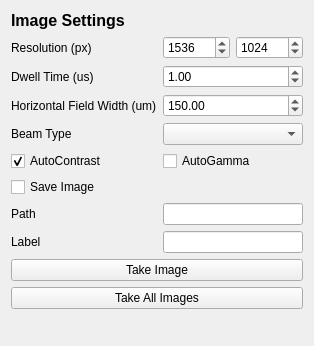
The window that fibsem/ui/qtdesigner_files/ImageSettingsWidget.ui (DeMarcoLab/fibsem) describes before a commit, drawn with Qt 5.
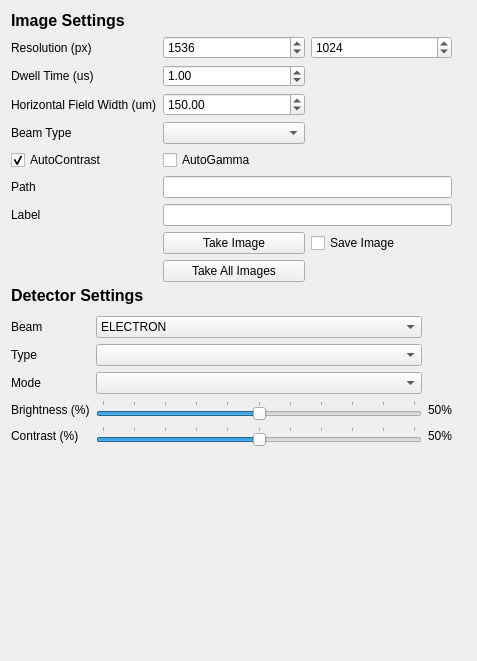
The same window after the commit.

```diff
--- a/fibsem/ui/qtdesigner_files/ImageSettingsWidget.ui
+++ b/fibsem/ui/qtdesigner_files/ImageSettingsWidget.ui
@@ -6,39 +6,27 @@
    <rect>
     <x>0</x>
     <y>0</y>
-    <width>311</width>
-    <height>346</height>
+    <width>477</width>
+    <height>661</height>
    </rect>
   </property>
   <property name="windowTitle">
    <string>Form</string>
   </property>
   <layout class="QGridLayout" name="gridLayout">
-   <item row="5" column="1" colspan="2">
-    <widget class="QCheckBox" name="checkBox_image_use_autogamma">
-     <property name="text">
-      <string>AutoGamma</string>
-     </property>
-    </widget>
-   </item>
-   <item row="3" column="0">
-    <widget class="QLabel" name="label_image_hfw">
-     <property name="text">
-      <string>Horizontal Field Width (um)</string>
-     </property>
-    </widget>
-   </item>
-   <item row="4" column="1" colspan="2">
-    <widget class="QComboBox" name="comboBox_image_beam_type"/>
-   </item>
-   <item row="1" column="0">
-    <widget class="QLabel" name="label_image_resolution">
-     <property name="text">
-      <string>Resolution (px)</string>
-     </property>
-    </widget>
-   </item>
-   <item row="7" column="1" colspan="2">
+   <item row="10" column="1">
+    <widget class="QFrame" name="frame">
+     <widget class="QWidget" name="gridLayoutWidget">
+      <property name="geometry">
+       <rect>
+        <x>0</x>
+        <y>0</y>
+        <width>441</width>
+        <height>271</height>
+       </rect>
+      </property>
+      <layout class="QGridLayout" name="gridLayout_2">
+       <item row="6" column="1" colspan="2">
     <widget class="QLineEdit" name="lineEdit_image_path"/>
    </item>
    <item row="4" column="0">
@@ -48,7 +36,10 @@
      </property>
     </widget>
    </item>
-   <item row="2" column="1" colspan="2">
+       <item row="7" column="1" colspan="2">
+        <widget class="QLineEdit" name="lineEdit_image_label"/>
+       </item>
+       <item row="2" column="1">
     <widget class="QDoubleSpinBox" name="doubleSpinBox_image_dwell_time">
      <property name="maximum">
       <double>10000000000000.000000000000000</double>
@@ -61,67 +52,66 @@
      </property>
     </widget>
    </item>
-   <item row="11" column="0" colspan="3">
-    <spacer name="verticalSpacer">
-     <property name="orientation">
-      <enum>Qt::Vertical</enum>
-     </property>
-     <property name="sizeHint" stdset="0">
-      <size>
-       <width>20</width>
-       <height>40</height>
-      </size>
-     </property>
-    </spacer>
-   </item>
-   <item row="3" column="1" colspan="2">
-    <widget class="QDoubleSpinBox" name="doubleSpinBox_image_hfw">
+       <item row="1" column="1">
+        <widget class="QSpinBox" name="spinBox_resolution_x">
+         <property name="minimum">
+          <number>1</number>
+         </property>
      <property name="maximum">
-      <double>2700.000000000000000</double>
-     </property>
-     <property name="singleStep">
-      <double>0.100000000000000</double>
+          <number>999999999</number>
      </property>
      <property name="value">
-      <double>150.000000000000000</double>
+          <number>1536</number>
      </property>
     </widget>
    </item>
-   <item row="2" column="0">
-    <widget class="QLabel" name="label_image_dwell_time">
+       <item row="9" column="1">
+        <widget class="QPushButton" name="pushButton_take_all_images">
      <property name="text">
-      <string>Dwell Time (us)</string>
+          <string>Take All Images</string>
      </property>
     </widget>
    </item>
    <item row="6" column="0">
-    <widget class="QCheckBox" name="checkBox_image_save_image">
-     <property name="text">
-      <string>Save Image</string>
-     </property>
-    </widget>
-   </item>
-   <item row="7" column="0">
     <widget class="QLabel" name="label_image_save_path">
      <property name="text">
       <string>Path</string>
      </property>
     </widget>
    </item>
-   <item row="8" column="0">
+       <item row="5" column="0">
+        <widget class="QCheckBox" name="checkBox_image_use_autocontrast">
+         <property name="text">
+          <string>AutoContrast</string>
+         </property>
+         <property name="checked">
+          <bool>true</bool>
+         </property>
+        </widget>
+       </item>
+       <item row="7" column="0">
     <widget class="QLabel" name="label_image_label">
      <property name="text">
       <string>Label</string>
      </property>
     </widget>
    </item>
-   <item row="9" column="0" colspan="3">
-    <widget class="QPushButton" name="pushButton_take_image">
-     <property name="text">
-      <string>Take Image</string>
+       <item row="3" column="1">
+        <widget class="QDoubleSpinBox" name="doubleSpinBox_image_hfw">
+         <property name="maximum">
+          <double>2700.000000000000000</double>
+         </property>
+         <property name="singleStep">
+          <double>0.100000000000000</double>
+         </property>
+         <property name="value">
+          <double>150.000000000000000</double>
      </property>
     </widget>
    </item>
+       <item row="4" column="1">
+        <widget class="QComboBox" name="comboBox_image_beam_type"/>
+       </item>
    <item row="1" column="2">
     <widget class="QSpinBox" name="spinBox_resolution_y">
      <property name="minimum">
@@ -135,7 +125,42 @@
      </property>
     </widget>
    </item>
-   <item row="0" column="0" colspan="2">
+       <item row="1" column="0">
+        <widget class="QLabel" name="label_image_resolution">
+         <property name="text">
+          <string>Resolution (px)</string>
+         </property>
+        </widget>
+       </item>
+       <item row="8" column="1">
+        <widget class="QPushButton" name="pushButton_take_image">
+         <property name="text">
+          <string>Take Image</string>
+         </property>
+        </widget>
+       </item>
+       <item row="3" column="0">
+        <widget class="QLabel" name="label_image_hfw">
+         <property name="text">
+          <string>Horizontal Field Width (um)</string>
+         </property>
+        </widget>
+       </item>
+       <item row="2" column="0">
+        <widget class="QLabel" name="label_image_dwell_time">
+         <property name="text">
+          <string>Dwell Time (us)</string>
+         </property>
+        </widget>
+       </item>
+       <item row="5" column="1">
+        <widget class="QCheckBox" name="checkBox_image_use_autogamma">
+         <property name="text">
+          <string>AutoGamma</string>
+         </property>
+        </widget>
+       </item>
+       <item row="0" column="0" colspan="3">
     <widget class="QLabel" name="label_title">
      <property name="font">
       <font>
@@ -149,37 +174,151 @@
      </property>
     </widget>
    </item>
-   <item row="1" column="1">
-    <widget class="QSpinBox" name="spinBox_resolution_x">
-     <property name="minimum">
-      <number>1</number>
-     </property>
-     <property name="maximum">
-      <number>999999999</number>
-     </property>
-     <property name="value">
-      <number>1536</number>
+       <item row="8" column="2">
+        <widget class="QCheckBox" name="checkBox_image_save_image">
+         <property name="text">
+          <string>Save Image</string>
+         </property>
+        </widget>
+       </item>
+      </layout>
+     </widget>
+     <widget class="QWidget" name="gridLayoutWidget_2">
+      <property name="geometry">
+       <rect>
+        <x>0</x>
+        <y>270</y>
+        <width>441</width>
+        <height>165</height>
+       </rect>
+      </property>
+      <layout class="QGridLayout" name="gridLayout_3">
+       <item row="4" column="2">
+        <widget class="QLabel" name="label_6">
+         <property name="text">
+          <string>50%</string>
+         </property>
+        </widget>
+       </item>
+       <item row="3" column="0">
+        <widget class="QLabel" name="label_3">
+         <property name="text">
+          <string>Mode</string>
+         </property>
+        </widget>
+       </item>
+       <item row="3" column="1">
+        <widget class="QComboBox" name="mode"/>
+       </item>
+       <item row="4" column="0">
+        <widget class="QLabel" name="label_4">
+         <property name="text">
+          <string>Brightness (%)</string>
+         </property>
+        </widget>
+       </item>
+       <item row="0" column="0" colspan="2">
+        <widget class="QLabel" name="label">
+         <property name="font">
+          <font>
+           <pointsize>12</pointsize>
+           <weight>75</weight>
+           <bold>true</bold>
+          </font>
+         </property>
+         <property name="text">
+          <string>Detector Settings</string>
      </property>
     </widget>
    </item>
    <item row="5" column="0">
-    <widget class="QCheckBox" name="checkBox_image_use_autocontrast">
+        <widget class="QLabel" name="label_5">
      <property name="text">
-      <string>AutoContrast</string>
-     </property>
-     <property name="checked">
-      <bool>true</bool>
+          <string>Contrast (%)</string>
+         </property>
+        </widget>
+       </item>
+       <item row="5" column="2">
+        <widget class="QLabel" name="label_7">
+         <property name="text">
+          <string>50%</string>
      </property>
     </widget>
    </item>
-   <item row="8" column="1" colspan="2">
-    <widget class="QLineEdit" name="lineEdit_image_label"/>
-   </item>
-   <item row="10" column="0" colspan="3">
-    <widget class="QPushButton" name="pushButton_take_all_images">
+       <item row="2" column="0">
+        <widget class="QLabel" name="label_2">
+         <property name="text">
+          <string>Type</string>
+         </property>
+        </widget>
+       </item>
+       <item row="2" column="1">
+        <widget class="QComboBox" name="type"/>
+       </item>
+       <item row="5" column="1">
+        <widget class="QSlider" name="contrast">
+         <property name="maximum">
+          <number>100</number>
+         </property>
+         <property name="sliderPosition">
+          <number>50</number>
+         </property>
+         <property name="orientation">
+          <enum>Qt::Horizontal</enum>
+         </property>
+         <property name="tickPosition">
+          <enum>QSlider::TicksAbove</enum>
+         </property>
+         <property name="tickInterval">
+          <number>10</number>
+         </property>
+        </widget>
+       </item>
+       <item row="4" column="1">
+        <widget class="QSlider" name="brightness">
+         <property name="maximum">
+          <number>100</number>
+         </property>
+         <property name="sliderPosition">
+          <number>50</number>
+         </property>
+         <property name="orientation">
+          <enum>Qt::Horizontal</enum>
+         </property>
+         <property name="invertedAppearance">
+          <bool>false</bool>
+         </property>
+         <property name="tickPosition">
+          <enum>QSlider::TicksAbove</enum>
+         </property>
+         <property name="tickInterval">
+          <number>10</number>
+         </property>
+        </widget>
+       </item>
+       <item row="1" column="0">
+        <widget class="QLabel" name="label_8">
      <property name="text">
-      <string>Take All Images</string>
-     </property>
+          <string>Beam</string>
+         </property>
+        </widget>
+       </item>
+       <item row="1" column="1">
+        <widget class="QComboBox" name="beam_detector">
+         <item>
+          <property name="text">
+           <string>ELECTRON</string>
+          </property>
+         </item>
+         <item>
+          <property name="text">
+           <string>ION</string>
+          </property>
+         </item>
+        </widget>
+       </item>
+      </layout>
+     </widget>
     </widget>
    </item>
   </layout>
```
Lines whose indentation alone changed are shown as unchanged.
